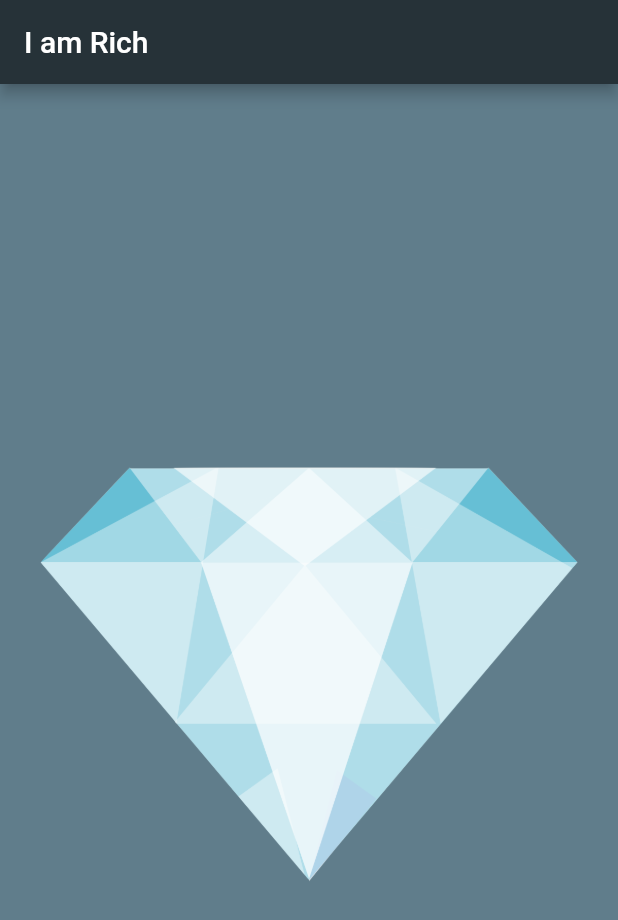
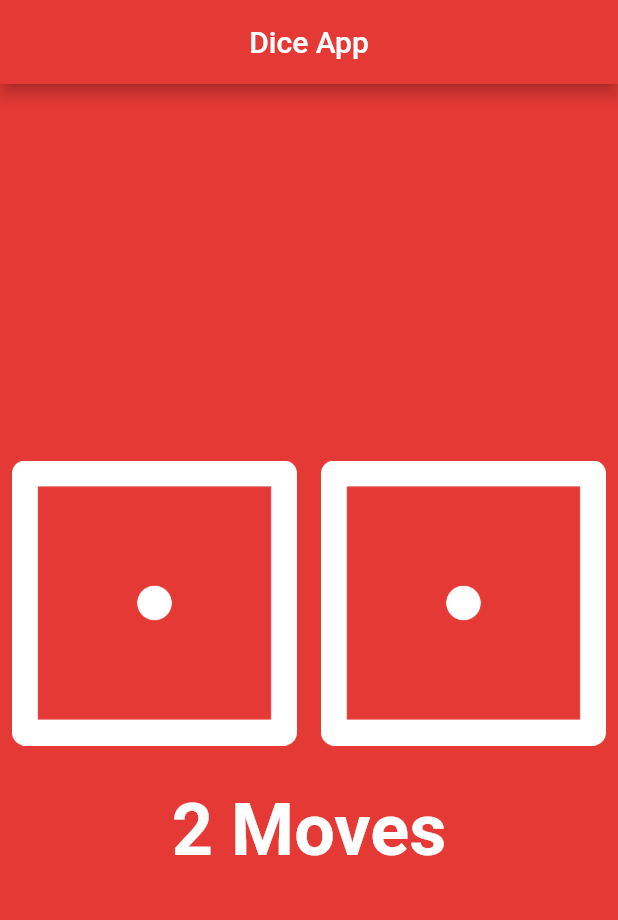
Before and after one commit to riskiilyas/Flutter-UI-Exercise, a Flutter app: the screen it shows after launch, on a phone screen of 412 x 824 dp. Shown: the top 920 px of the screen. Run offline on Flutter 3.47's test engine with Material 2 defaults, Android fonts, the phone set to English and light mode, and no system bars; missing offline and left inert: dart:ffi.

Commit message:
Add Dice App

```diff
--- a/lib/DiceApp.dart
+++ b/lib/DiceApp.dart
@@ -0,0 +1,89 @@
+import 'dart:ffi';
+import 'dart:math';
+
+import 'package:flutter/material.dart';
+import 'package:flutter/services.dart';
+
+class DiceApp extends StatelessWidget {
+  const DiceApp({Key? key}) : super(key: key);
+
+  @override
+  Widget build(BuildContext context) {
+    return MaterialApp(
+      home: Scaffold(
+        backgroundColor: Colors.red[600],
+        appBar: AppBar(
+          title: Center(child: Text('Dice App')),
+          backgroundColor: Colors.red[600],
+        ),
+        body: DicePage(),
+      ),
+    );
+  }
+}
+
+class DicePage extends StatefulWidget {
+  const DicePage({Key? key}) : super(key: key);
+
+  @override
+  _DicePageState createState() => _DicePageState();
+}
+
+class _DicePageState extends State<DicePage> {
+
+  var leftDiceNumber = 1;
+  var rightDiceNumber = 1;
+
+  @override
+  Widget build(BuildContext context) {
+    return Center(
+      child: Column(
+        mainAxisAlignment: MainAxisAlignment.center,
+        children: [
+          Row(
+            crossAxisAlignment: CrossAxisAlignment.center,
+            mainAxisAlignment: MainAxisAlignment.spaceAround,
+            children: [
+              Expanded(
+                  child: TextButton(
+                    child: Image.asset('images/dices/dice$leftDiceNumber.png'),
+                    onPressed: () {
+                      setState(() {
+                        randomizeDices();
+                      });
+                    },
+                  )
+              ),
+              Expanded(
+                  child: TextButton(
+                    child: Image.asset('images/dices/dice$rightDiceNumber.png'),
+                    onPressed: () {
+                      setState(() {
+                        randomizeDices();
+                      });
+                    },
+                  )
+              )
+            ],
+          ),
+          const SizedBox(
+            height: 20,
+          ),
+          Text(
+            '${leftDiceNumber+rightDiceNumber} Moves',
+            style: const TextStyle(
+              color: Colors.white,
+              fontWeight: FontWeight.bold,
+              fontSize: 48
+            ),
+          )
+        ],
+      ),
+    );
+  }
+
+  void randomizeDices() {
+    rightDiceNumber = Random().nextInt(6)+1;
+    leftDiceNumber = Random().nextInt(6)+1;
+  }
+}
--- a/lib/main.dart
+++ b/lib/main.dart
@@ -1,7 +1,8 @@
 import 'package:flutter/material.dart';
+import 'package:flutter_ui_exercise/DiceApp.dart';
 import 'package:flutter_ui_exercise/IAmRichApp.dart';
 import 'package:flutter_ui_exercise/MiCardApp.dart';
 
 void main() {
-  runApp(const IAmRichApp());
+  runApp(const DiceApp());
 }
--- a/pubspec.yaml
+++ b/pubspec.yaml
@@ -26,7 +26,7 @@ flutter:
 
   assets:
     - images/
-    - images/dices
+    - images/dices/
 
   fonts:
     - family: BukitBulan
```
